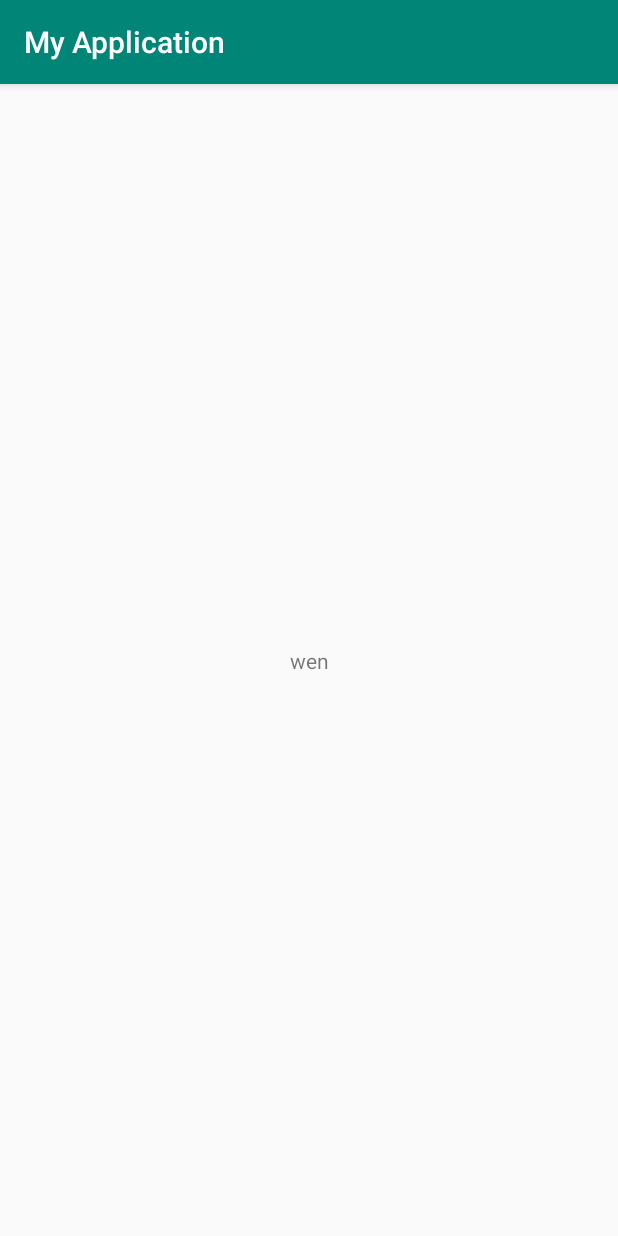
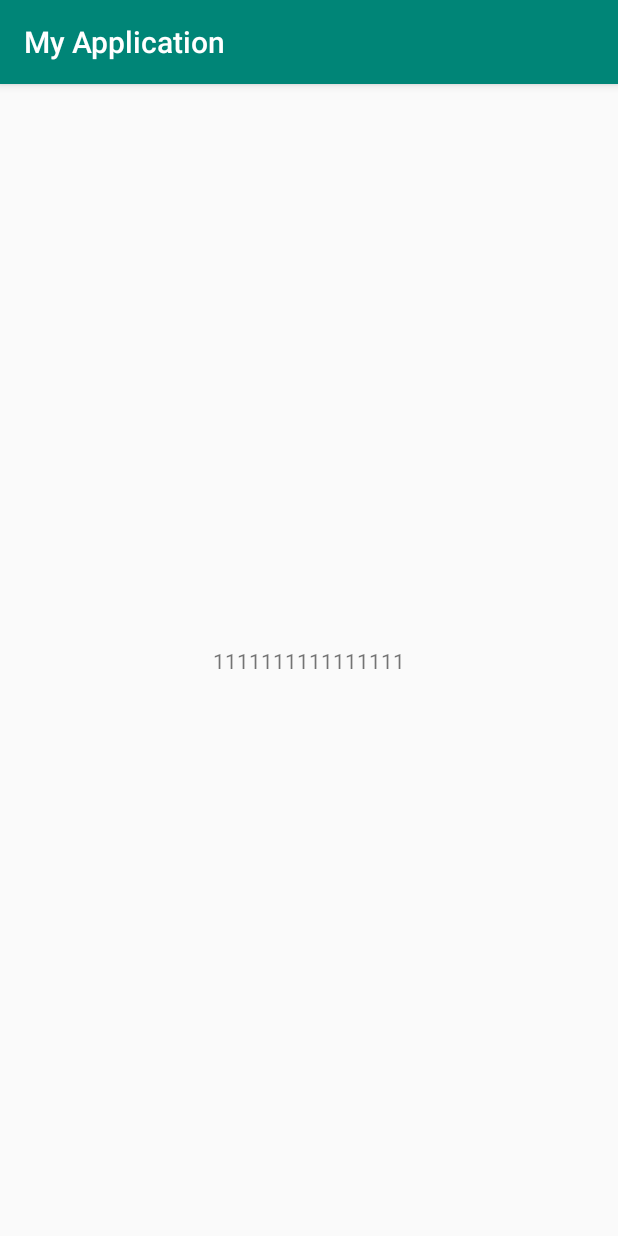
Before and after one commit to wenjunlian/Android5.0layout, an Android app: the screen it shows after launch (MainActivity), on a phone screen of 412 x 824 dp. Run offline under Robolectric (Android 15) with nearby library versions, the phone set to English and light mode, and no system bars; 1 statement that could not run was skipped.

Commit message:
1.分支

```diff
--- a/MyApplication2/app/src/main/java/com/example/myapplication/MainActivity.java
+++ b/MyApplication2/app/src/main/java/com/example/myapplication/MainActivity.java
@@ -22,6 +22,7 @@ public class MainActivity extends AppCompatActivity {
         tv.setText("123456");
         tv.setText("wjl");
         tv.setText("wen");
+tv.setText("1111111111111111");
     }
 
     /**
```
